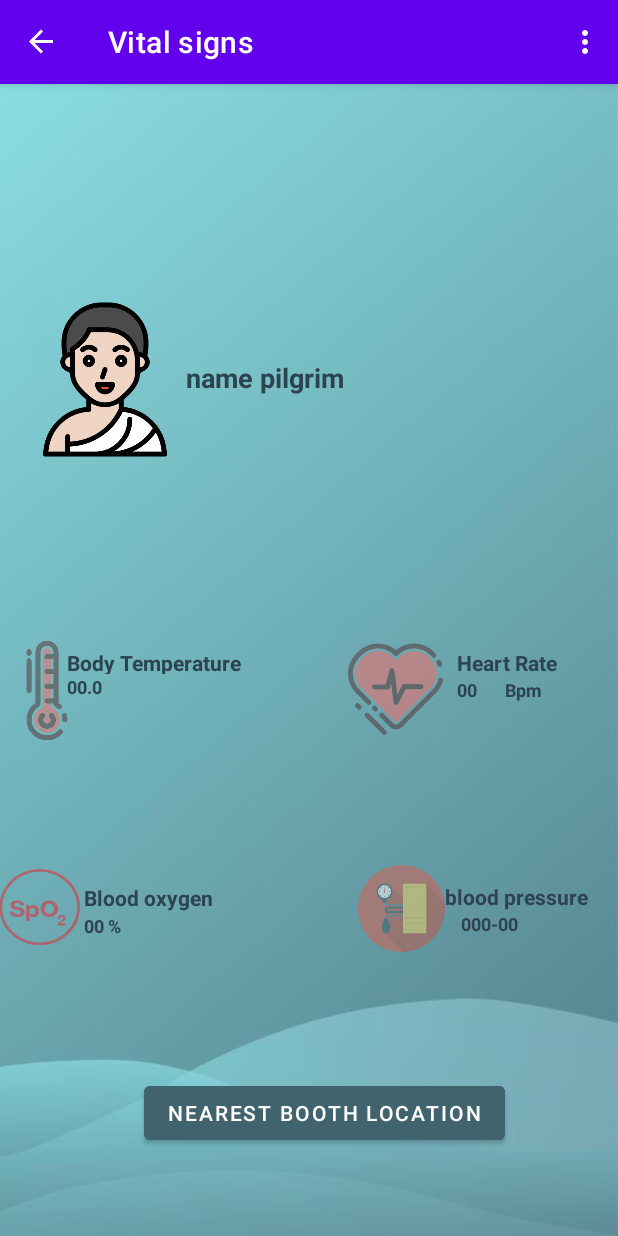
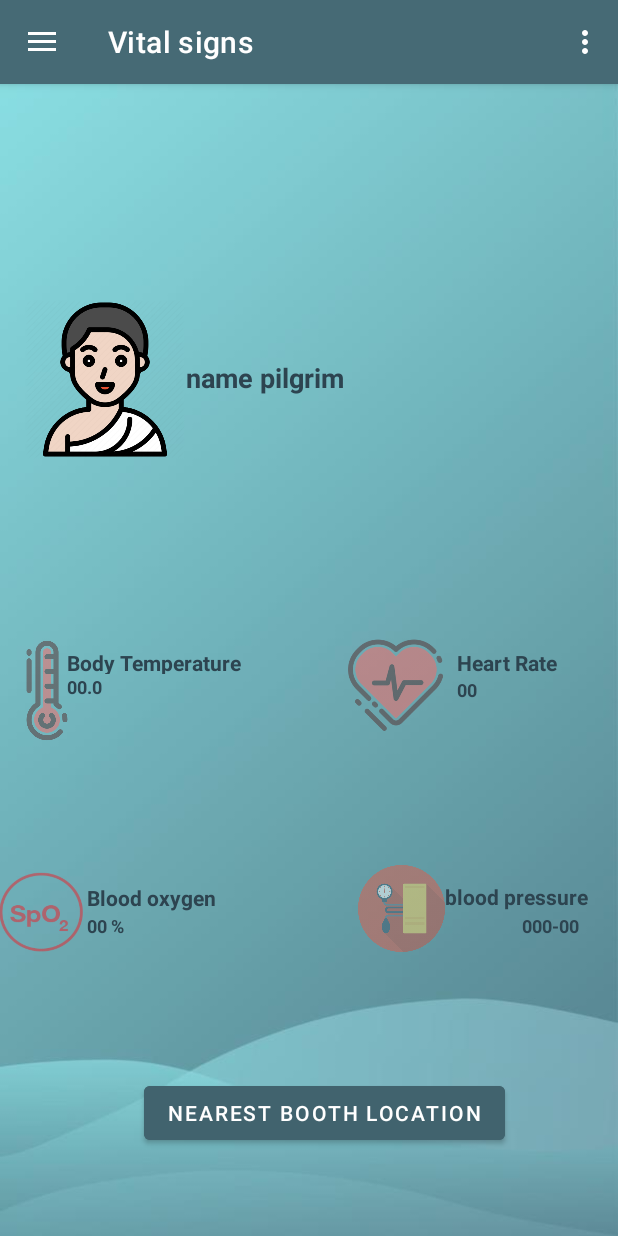
Before and after one commit to areej1012/HSMB, an Android app: the ActivityMain screen opened directly, with no data from a screen before it, on a phone screen of 412 x 824 dp. Run offline under Robolectric (Android 15) with nearby library versions, the phone set to English and light mode, and no system bars; our stand-ins replace navigation-ui; 2 statements that could not run were skipped.

Commit message:
fix eror

```diff
--- a/app/src/main/java/com/example/hsmb/ActivityMain.java
+++ b/app/src/main/java/com/example/hsmb/ActivityMain.java
@@ -27,7 +27,7 @@ public class ActivityMain extends AppCompatActivity {
         NavigationView navigationView = findViewById(R.id.nav_view);
         // Passing each menu ID as a set of Ids because each
         // menu should be considered as top level destinations.
-        mAppBarConfiguration = new AppBarConfiguration.Builder(R.id.nav_VitalSigns, R.id.nav_Map).setDrawerLayout(drawer).build();
+        mAppBarConfiguration = new AppBarConfiguration.Builder(R.id.nav_home, R.id.nav_gallery).setDrawerLayout(drawer).build();
         NavHostFragment navHostFragment =  (NavHostFragment) getSupportFragmentManager().findFragmentById(R.id.nav_host_fragment);
         NavController navController = navHostFragment.getNavController();
         NavigationUI.setupActionBarWithNavController(this, navController, mAppBarConfiguration);
--- a/app/src/main/java/com/example/hsmb/HomeFragment.java
+++ b/app/src/main/java/com/example/hsmb/HomeFragment.java
@@ -82,21 +82,37 @@ public class HomeFragment extends Fragment implements
     private GoogleApiClient GoogleApiClient;
     private static final int REQUEST_OAUTH = 1001;
     TextView blood_pressure;
+    TextView heartRate;
     public View onCreateView(@NonNull LayoutInflater inflater, ViewGroup container, Bundle savedInstanceState) {
 
         binding=FragmentHomeBinding.inflate(getLayoutInflater());
+
+        GoogleApiClient = new GoogleApiClient.Builder(getContext())
+                .addApi(Fitness.HISTORY_API)
+                .enableAutoManage(getActivity(),this)
+                .addScope(new Scope(Scopes.FITNESS_BLOOD_PRESSURE_READ_WRITE))
+                .addScope(new Scope(Scopes.FITNESS_BODY_READ_WRITE))
+                .addConnectionCallbacks(this)
+                .build();
+        GoogleApiClient.connect();
 
 
         return binding.getRoot();
 
     }
 
-
+    @Override
+    public void onPause() {
+        super.onPause();
+        GoogleApiClient.stopAutoManage(getActivity());
+        GoogleApiClient.disconnect();
+    }
 
     @Override
     public void onViewCreated(@NonNull View view, @Nullable Bundle savedInstanceState) {
         super.onViewCreated(view, savedInstanceState);
        blood_pressure= getView().findViewById(R.id.blood_pressure);
+       heartRate =getView().findViewById(R.id.heart_rate);
 
 
 
@@ -114,37 +130,52 @@ public class HomeFragment extends Fragment implements
         });
     }
 
-    private void WriteHealthData() {
+
+    private void accessGoogleFitBP() {
         Calendar cal = Calendar.getInstance();
-        Date now = new Date();
-        cal.setTime(now);
-        long endTime = cal.getTimeInMillis();
-        cal.add(Calendar.HOUR_OF_DAY, -1);
-        long startTime = cal.getTimeInMillis();
+        cal.setTime(new Date());
+        long endtime = cal.getTimeInMillis();
+        cal.add(Calendar.YEAR, -1);
+        long starttime = cal.getTimeInMillis();
 
-        DataSource bloodPressureSource = new DataSource.Builder()
-                .setAppPackageName("com.example.hsmb")
-                .setDataType(HealthDataTypes.TYPE_OXYGEN_SATURATION)
-                .setStreamName("Oxygen Saturation")
-                .setType(DataSource.TYPE_RAW)
+        DataReadRequest readRequest = new DataReadRequest.Builder()
+                .aggregate(TYPE_BLOOD_PRESSURE, HealthDataTypes.AGGREGATE_BLOOD_PRESSURE_SUMMARY)
+                .bucketByTime(1, TimeUnit.DAYS)
+                .setTimeRange(starttime, endtime, TimeUnit.MILLISECONDS)
                 .build();
-        DataSet set = DataSet.create(bloodPressureSource);
-        DataPoint bloodPressure = set.createDataPoint().setTimeInterval(startTime, endTime, MILLISECONDS);
-        bloodPressure.setTimestamp(System.currentTimeMillis(), MILLISECONDS);
-        bloodPressure.getValue(FIELD_OXYGEN_SATURATION).setFloat(97.0f);
-        bloodPressure.getValue(FIELD_SUPPLEMENTAL_OXYGEN_FLOW_RATE).setFloat(3.0f);
-        bloodPressure.getValue(FIELD_OXYGEN_THERAPY_ADMINISTRATION_MODE).setInt(OXYGEN_THERAPY_ADMINISTRATION_MODE_NASAL_CANULA);
-        bloodPressure.getValue(FIELD_OXYGEN_SATURATION_SYSTEM)
-                .setInt(OXYGEN_SATURATION_SYSTEM_PERIPHERAL_CAPILLARY);
-        bloodPressure.getValue(FIELD_OXYGEN_SATURATION_MEASUREMENT_METHOD).setInt(OXYGEN_SATURATION_MEASUREMENT_METHOD_PULSE_OXIMETRY);
-        set.add(bloodPressure);
-        Fitness.HistoryApi.insertData(GoogleApiClient,set);
-        Log.e("Dine ","insert");
+
+        Fitness.getHistoryClient(getActivity(),GoogleSignIn.getLastSignedInAccount(getContext()))
+                .readDailyTotal(TYPE_BLOOD_PRESSURE)
+                .addOnSuccessListener(new OnSuccessListener<DataSet>() {
+                    @Override
+                    public void onSuccess(DataSet dataSet) {
+                        Log.e("Status","Success");
+                        if(dataSet.isEmpty()){
+                            Log.e("Value",String.valueOf(0));
+                        }
+                        else {
+                           blood_pressure.setText(showDataSetBP(dataSet));
+                        }
 
 
+                    }
+                })
+                .addOnFailureListener(new OnFailureListener() {
+                    @Override
+                    public void onFailure(@NonNull Exception e) {
+                        Log.d("Status","Failure",e);
+                    }
+                })
+                .addOnCompleteListener(new OnCompleteListener<DataSet>() {
+                    @Override
+                    public void onComplete(@NonNull Task<DataSet> task) {
+                        Log.d("Status","Complete");
+
+                    }
+                });
     }
 
-    private void accessGoogleFit() {
+    private void accessGoogleFitHR() {
         Calendar cal = Calendar.getInstance();
         cal.setTime(new Date());
         long endtime = cal.getTimeInMillis();
@@ -167,7 +198,7 @@ public class HomeFragment extends Fragment implements
                             Log.e("Value",String.valueOf(0));
                         }
                         else {
-                            showDataSet(dataSet);
+                          heartRate.setText(showDataSetHR(dataSet));
                         }
 
 
@@ -187,46 +218,9 @@ public class HomeFragment extends Fragment implements
                     }
                 });
     }
-    public void BloodPressure() {
-        long week =100*60*60*24*7;
-        Date now = new Date();
-        long endTime = now.getTime();
-        long startTime = endTime -(week);
-//Check how many steps were walked and recorded in the last 7 days
-        DataReadRequest readRequest = new DataReadRequest.Builder()
-                .aggregate(TYPE_BLOOD_PRESSURE,HealthDataTypes.AGGREGATE_BLOOD_PRESSURE_SUMMARY)
-                .bucketByTime(1, TimeUnit.DAYS) //important thing
-                .setTimeRange(startTime, endTime, MILLISECONDS)
-                .enableServerQueries()
-                .build();
 
-        PendingResult pendingResult= Fitness.HistoryApi.readData(GoogleApiClient,readRequest);
-        pendingResult.setResultCallback(
-                new ResultCallback<DataReadResult>() {
-                    @Override
-                    public void onResult(@NonNull DataReadResult dataReadResult) {
-                        if (dataReadResult.getBuckets().size() > 0) {
-                            Log.e("History", "Number of buckets: " + dataReadResult.getBuckets().size());
-                            for (Bucket bucket : dataReadResult.getBuckets()) {
-                                List<DataSet> dataSets = bucket.getDataSets();
-                                for (DataSet dataSet : dataSets) {
-                                    showDataSet(dataSet);
-                                }
-                            }
-                        }
-//Used for non-aggregated data
-                        else if (dataReadResult.getDataSets().size() > 0) {
-                            Log.e("History", "Number of returned DataSets: " + dataReadResult.getDataSets().size());
-                            for (DataSet dataSet : dataReadResult.getDataSets()) {
-                                showDataSet(dataSet);
-                            }
-                        }
-                    }
-                }
-        );
-    }
 
-    private void showDataSet(DataSet dataSet) {
+    private String showDataSetHR(DataSet dataSet) {
         Log.e("History", "Data returned for Data type: " + dataSet.getDataType().getName());
         DateFormat dateFormat = DateFormat.getDateInstance();
         DateFormat timeFormat = DateFormat.getTimeInstance();
@@ -241,27 +235,38 @@ public class HomeFragment extends Fragment implements
                         " Value: " + dp.getValue(field));
 
             }
-       /*     blood_pressure.setText(""+dp.getValue(dp.getDataType().getFields().get(0)).asFloat()+"/"
+            return ""+ dp.getValue(dp.getDataType().getFields().get(0)).asFloat() +" Bpm";
+        }
+        return "";
+    }
+
+
+    private String showDataSetBP(DataSet dataSet) {
+        Log.e("History", "Data returned for Data type: " + dataSet.getDataType().getName());
+        DateFormat dateFormat = DateFormat.getDateInstance();
+        DateFormat timeFormat = DateFormat.getTimeInstance();
+
+        for (DataPoint dp : dataSet.getDataPoints()) {
+            Log.e("History", "Data point:");
+            Log.e("History", "\tType: " + dp.getDataType().getName());
+            Log.e("History", "\tStart: " + dateFormat.format(dp.getStartTime(MILLISECONDS)) + " " + timeFormat.format(dp.getStartTime(MILLISECONDS)));
+            Log.e("History", "\tEnd: " + dateFormat.format(dp.getEndTime(MILLISECONDS)) + " " + timeFormat.format(dp.getStartTime(MILLISECONDS)));
+            for(Field field : dp.getDataType().getFields()) {
+                Log.e("History", "\tField: " + field.getName() +
+                        " Value: " + dp.getValue(field));
+
+            }
+                return ""+ dp.getValue(dp.getDataType().getFields().get(0)).asFloat()+"/"
                     +dp.getValue(dp.getDataType().getFields().get(3)).asFloat()
-            +" mmHg");*/
+            +" mmHg";
         }
+        return "";
     }
 
 
     @Override
     public void onStart() {
         super.onStart();
-
-        GoogleApiClient = new GoogleApiClient.Builder(getContext())
-                .addApi(Fitness.HISTORY_API)
-                .enableAutoManage(getActivity(),this)
-                .addScope(new Scope(Scopes.FITNESS_BLOOD_PRESSURE_READ_WRITE))
-                .addScope(new Scope(Scopes.FITNESS_BODY_TEMPERATURE_READ_WRITE))
-                .addScope(new Scope(Scopes.FITNESS_OXYGEN_SATURATION_READ_WRITE))
-                .addScope(new Scope(Scopes.FITNESS_BODY_READ_WRITE))
-                .addConnectionCallbacks(this)
-                .build();
-        GoogleApiClient.connect();
 
     }
 
@@ -304,7 +309,8 @@ Log.e("google fit","connected ");
                     GoogleSignIn.getLastSignedInAccount(getContext()),
                     fitnessOptions);
         } else {
-            accessGoogleFit();
+            accessGoogleFitBP();
+            accessGoogleFitHR();
         }
 
     /* Calendar cal = Calendar.getInstance();
--- a/app/src/main/res/layout/app_bar_main.xml
+++ b/app/src/main/res/layout/app_bar_main.xml
@@ -9,7 +9,7 @@
     <com.google.android.material.appbar.AppBarLayout
         android:layout_width="match_parent"
         android:layout_height="wrap_content"
-        android:background="#6FB2BA"
+        android:background="#7bc4ca"
         android:theme="@style/Theme.HSMB.AppBarOverlay" />
 
     <include layout="@layout/content_main" />
--- a/app/src/main/res/layout/fragment_home.xml
+++ b/app/src/main/res/layout/fragment_home.xml
@@ -76,7 +76,7 @@
         app:layout_constraintHorizontal_bias="0.669"
         app:layout_constraintStart_toStartOf="parent"
         app:layout_constraintTop_toTopOf="parent"
-        app:layout_constraintVertical_bias="0.83" />
+        app:layout_constraintVertical_bias="0.823" />
 
     <TextView
         android:id="@+id/textView5"
@@ -107,22 +107,6 @@
         app:layout_constraintStart_toEndOf="@+id/imageView3"
         app:layout_constraintTop_toBottomOf="@+id/textView5"
         app:layout_constraintVertical_bias="0.0" />
-
-    <TextView
-        android:id="@+id/textView8"
-        android:layout_width="wrap_content"
-        android:layout_height="wrap_content"
-        android:layout_marginStart="26dp"
-        android:text="@string/Bpm"
-        android:textColor="#2d4450"
-        android:textSize="12sp"
-        android:textStyle="bold"
-        app:layout_constraintBottom_toTopOf="@+id/textView10"
-        app:layout_constraintEnd_toEndOf="parent"
-        app:layout_constraintHorizontal_bias="0.103"
-        app:layout_constraintStart_toStartOf="@+id/heart_rate"
-        app:layout_constraintTop_toBottomOf="@+id/textView5"
-        app:layout_constraintVertical_bias="0.002" />
 
     <TextView
         android:id="@+id/text6"
@@ -156,8 +140,8 @@
 
     <ImageView
         android:id="@+id/imageView5"
-        android:layout_width="59dp"
-        android:layout_height="72dp"
+        android:layout_width="61dp"
+        android:layout_height="84dp"
         android:layout_marginStart="-5dp"
         android:alpha=".50"
         android:contentDescription="@string/Oxygen_blood"
@@ -209,10 +193,10 @@
         android:textStyle="bold"
         app:layout_constraintBottom_toTopOf="@+id/location"
         app:layout_constraintEnd_toEndOf="parent"
-        app:layout_constraintHorizontal_bias="0.822"
+        app:layout_constraintHorizontal_bias="0.93"
         app:layout_constraintStart_toStartOf="parent"
         app:layout_constraintTop_toBottomOf="@+id/textView10"
-        app:layout_constraintVertical_bias="0.0" />
+        app:layout_constraintVertical_bias="0.011" />
 
     <ImageView
         android:id="@+id/imageView10"
--- a/app/src/main/res/values/colors.xml
+++ b/app/src/main/res/values/colors.xml
@@ -8,4 +8,8 @@
     <color name="black">#FF000000</color>
     <color name="white">#FFFFFFFF</color>
     <color name="color">#6EB1B9</color>
+    <color name="cyanColor">#7BC4CA</color>
+    <color name="darkcyan">#3F7479</color>
+    <color name="dark">#2D4450</color>
+    <color name="dark2">#466A75</color>
 </resources>
--- a/app/src/main/res/values/themes.xml
+++ b/app/src/main/res/values/themes.xml
@@ -2,7 +2,7 @@
     <!-- Base application theme. -->
     <style name="Theme.HSMB" parent="Theme.MaterialComponents.DayNight.DarkActionBar">
         <!-- Primary brand color. -->
-        <item name="colorPrimary">@color/purple_500</item>
+        <item name="colorPrimary">@color/dark2</item>
         <item name="colorOnPrimary">@color/white</item>
         <!-- Secondary brand color. -->
         <item name="colorOnSecondary">@color/black</item>
```
